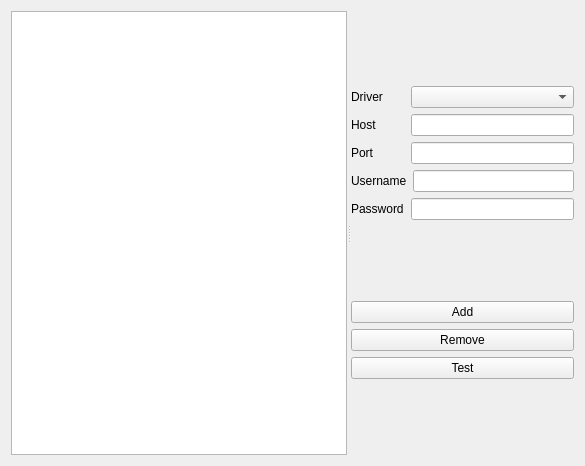
krajsz/traffic-counter-opencv, file ui/databasesettingsdialog.ui: the form before one commit.
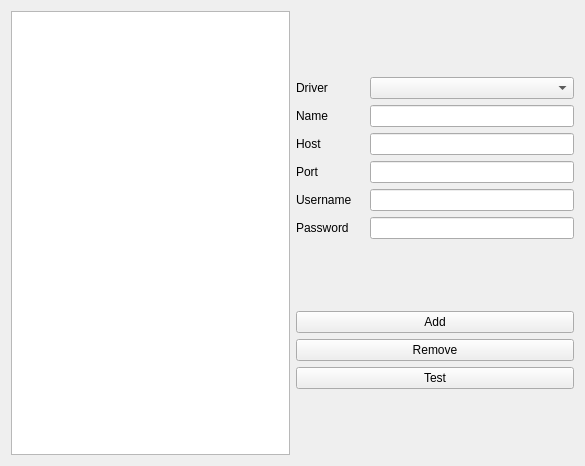
The form after the commit.

The edit to the form file:
```diff
--- a/ui/databasesettingsdialog.ui
+++ b/ui/databasesettingsdialog.ui
@@ -15,12 +15,9 @@
   </property>
   <layout class="QGridLayout" name="gridLayout">
    <item row="0" column="0">
-    <widget class="QSplitter" name="splitter">
-     <property name="orientation">
-      <enum>Qt::Horizontal</enum>
-     </property>
      <widget class="QListWidget" name="sqlConnectionsListWidget"/>
-     <widget class="QWidget" name="">
+   </item>
+   <item row="0" column="1">
       <layout class="QVBoxLayout" name="verticalLayout_2" stretch="7,0">
        <item>
         <layout class="QVBoxLayout" name="verticalLayout">
@@ -38,6 +35,20 @@
            </item>
           </layout>
          </item>
+       <item>
+        <layout class="QHBoxLayout" name="horizontalLayout_6" stretch="1,3">
+         <item>
+          <widget class="QLabel" name="connectionNameLabel">
+           <property name="text">
+            <string>Name</string>
+           </property>
+          </widget>
+         </item>
+         <item>
+          <widget class="QLineEdit" name="connectionNameLineEdit"/>
+         </item>
+        </layout>
+       </item>
          <item>
           <layout class="QHBoxLayout" name="horizontalLayout" stretch="1,3">
            <item>
@@ -122,8 +133,6 @@
         </layout>
        </item>
       </layout>
-     </widget>
-    </widget>
    </item>
   </layout>
  </widget>
```
Lines whose indentation alone changed are shown as unchanged.
